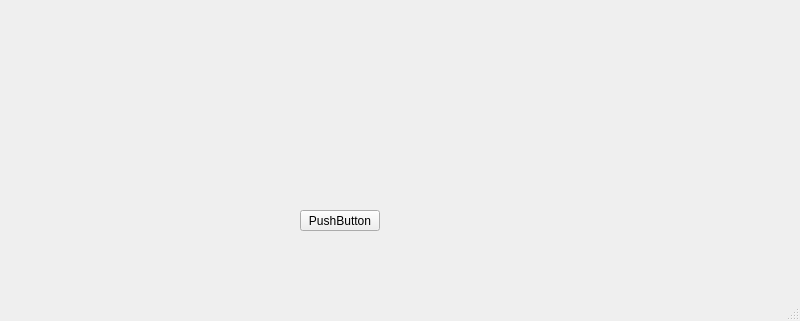
Rodelph/FaceDetection-with-Qt5-and-OpenCV, file Detect/src/detect.ui: the form before one commit.
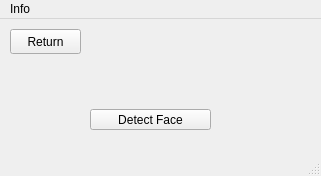
The form after the commit.

```diff
--- a/Detect/src/detect.ui
+++ b/Detect/src/detect.ui
@@ -6,10 +6,28 @@
    <rect>
     <x>0</x>
     <y>0</y>
-    <width>800</width>
-    <height>321</height>
+    <width>321</width>
+    <height>176</height>
    </rect>
   </property>
+  <property name="sizePolicy">
+   <sizepolicy hsizetype="Fixed" vsizetype="Fixed">
+    <horstretch>0</horstretch>
+    <verstretch>0</verstretch>
+   </sizepolicy>
+  </property>
+  <property name="minimumSize">
+   <size>
+    <width>321</width>
+    <height>176</height>
+   </size>
+  </property>
+  <property name="maximumSize">
+   <size>
+    <width>321</width>
+    <height>176</height>
+   </size>
+  </property>
   <property name="windowTitle">
    <string>MainWindow</string>
   </property>
@@ -17,14 +35,27 @@
    <widget class="QPushButton" name="pushButton">
     <property name="geometry">
      <rect>
-      <x>300</x>
-      <y>210</y>
-      <width>80</width>
+      <x>90</x>
+      <y>90</y>
+      <width>121</width>
       <height>21</height>
      </rect>
     </property>
     <property name="text">
-     <string>PushButton</string>
+     <string>Detect Face</string>
+    </property>
+   </widget>
+   <widget class="QPushButton" name="retBtn">
+    <property name="geometry">
+     <rect>
+      <x>10</x>
+      <y>10</y>
+      <width>71</width>
+      <height>25</height>
+     </rect>
+    </property>
+    <property name="text">
+     <string>Return</string>
     </property>
    </widget>
   </widget>
@@ -33,10 +64,17 @@
     <rect>
      <x>0</x>
      <y>0</y>
-     <width>800</width>
-     <height>20</height>
+     <width>321</width>
+     <height>22</height>
     </rect>
    </property>
+   <widget class="QMenu" name="menuinfo">
+    <property name="title">
+     <string>Info</string>
+    </property>
+    <addaction name="actionHow_it_works"/>
+   </widget>
+   <addaction name="menuinfo"/>
   </widget>
   <widget class="QStatusBar" name="statusbar"/>
  </widget>
```
Left out of the diff: 5 changed lines with no effect on the pictures.
